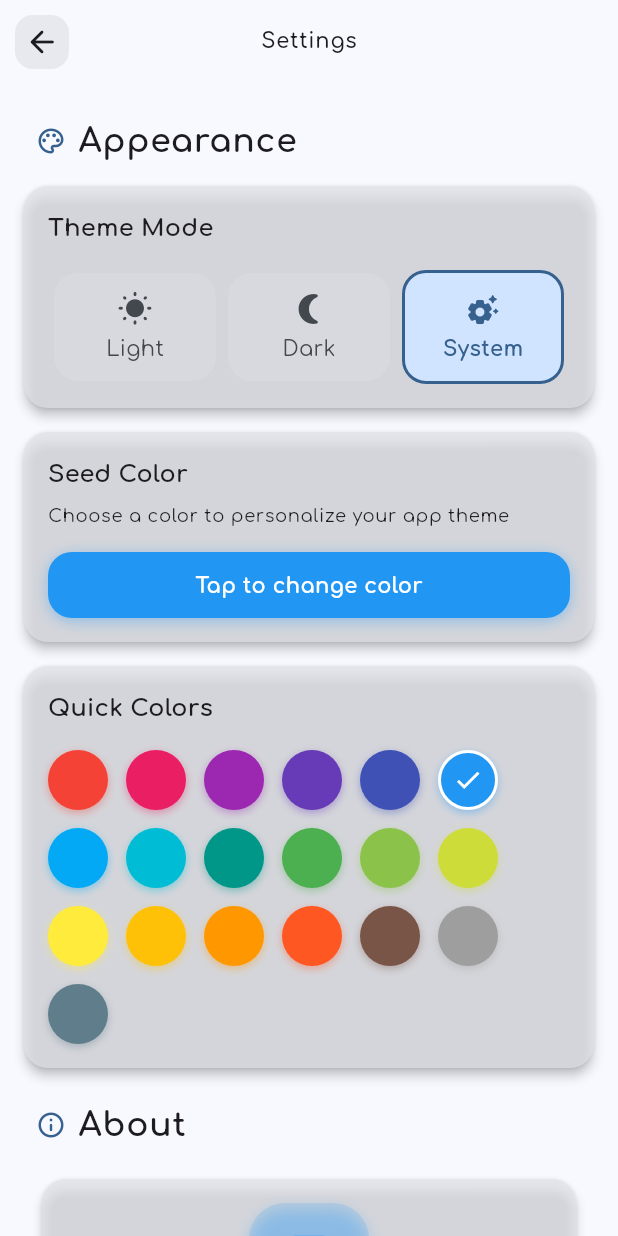
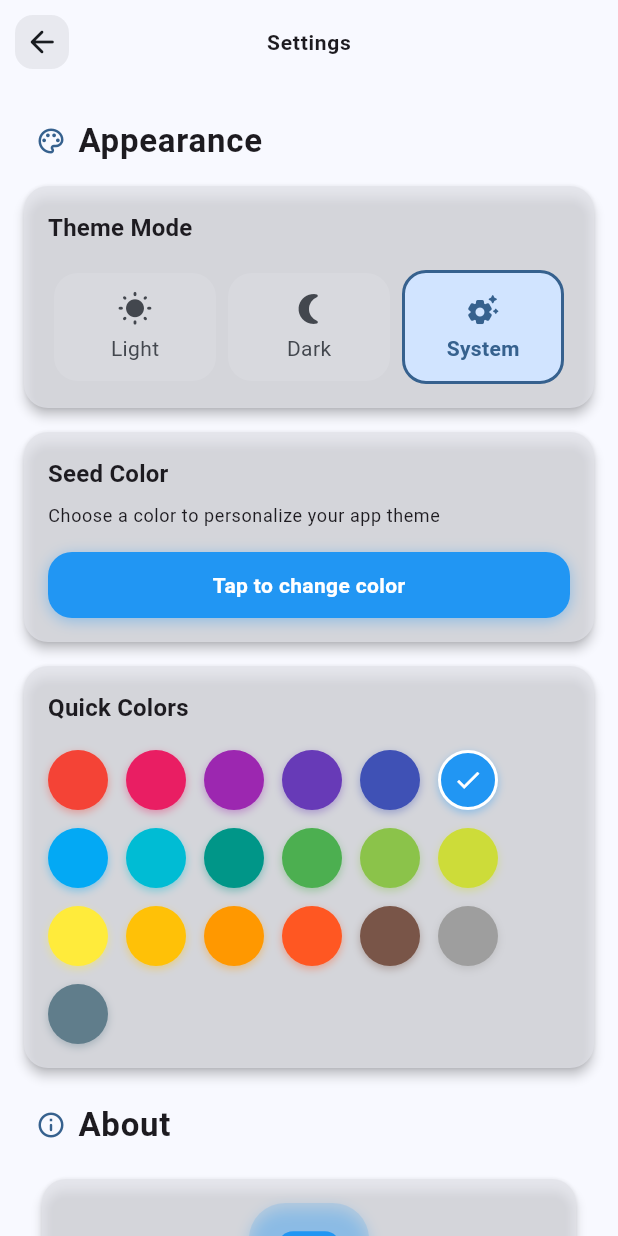
Before and after one commit to rajatmshukla/widdle_reader, a Flutter app: the screen it shows after launch, after a tap on the "settings" icon, on a phone screen of 412 x 824 dp. Run offline on Flutter 3.47's test engine with Material 3 defaults, Android fonts, the phone set to English and light mode, and no system bars; our stand-ins replace audio_service, device_info_plus, file_picker, flutter_colorpicker, google_fonts, just_audio and 5 more; missing offline and left inert: audio_session, flutter_media_metadata.

Commit message:
Media notification enabled and app bar revamp

```diff
--- a/lib/main.dart
+++ b/lib/main.dart
@@ -2,6 +2,7 @@
 import 'package:flutter/material.dart';
 import 'package:provider/provider.dart';
 import 'package:flutter/services.dart';
+import 'package:just_audio_background/just_audio_background.dart';
 
 import 'providers/audiobook_provider.dart';
 import 'providers/theme_provider.dart';
@@ -32,54 +33,32 @@ Future<void> main() async {
     DeviceOrientation.landscapeRight,
   ]);
 
-  // Try to initialize audio service, but don't block app launch if it fails
   try {
-    await initializeAudioService();
+    // First initialize just_audio_background which handles media notifications
+    await JustAudioBackground.init(
+      androidNotificationChannelId: 'com.example.widdle_reader.channel.audio',
+      androidNotificationChannelName: 'Audiobook Playback',
+      androidNotificationOngoing: true,
+      androidStopForegroundOnPause: true,
+      androidShowNotificationBadge: true,
+      fastForwardInterval: const Duration(seconds: 30),
+      rewindInterval: const Duration(seconds: 30),
+      androidNotificationIcon: 'mipmap/ic_launcher',
+      androidNotificationClickStartsActivity: true,
+      notificationColor: const Color(0xFF2196f3),
+    );
+
+    debugPrint("JustAudioBackground initialized successfully.");
+
+    // We'll initialize the audio handler when it's actually needed
+    // instead of at app startup to avoid initialization issues
   } catch (e, stackTrace) {
-    debugPrint("Error initializing audio service in main: $e");
+    debugPrint("Error initializing audio services: $e");
     debugPrint("$stackTrace");
   }
 
   runApp(const MyApp());
   debugPrint("===== main() finished (runApp called) =====");
-}
-
-// Safe initialization function with checks to prevent multiple initializations
-Future<bool> initializeAudioService() async {
-  // If already initialized, return true
-  if (_audioServiceInitialized) {
-    debugPrint("Audio service already initialized.");
-    return true;
-  }
-
-  // If currently initializing, wait and return the result
-  if (_isInitializing) {
-    debugPrint("Audio service initialization already in progress. Waiting...");
-    // Wait for up to 5 seconds for initialization to complete
-    for (int i = 0; i < 50; i++) {
-      await Future.delayed(const Duration(milliseconds: 100));
-      if (_audioServiceInitialized) {
-        return true;
-      }
-    }
-    throw Exception("Timeout waiting for audio service initialization");
-  }
-
-  // Start initialization
-  _isInitializing = true;
-  try {
-    debugPrint("Starting audio service initialization...");
-    await initAudioService();
-    _audioServiceInitialized = true;
-    debugPrint("Audio service initialized successfully!");
-    return true;
-  } catch (e) {
-    debugPrint("Failed to initialize audio service: $e");
-    _isInitializing = false;
-    rethrow;
-  } finally {
-    _isInitializing = false;
-  }
 }
 
 class MyApp extends StatelessWidget {
--- a/lib/models/audiobook.dart
+++ b/lib/models/audiobook.dart
@@ -4,6 +4,7 @@ import 'chapter.dart';
 class Audiobook {
   final String id; // Use folder path as unique ID
   final String title;
+  final String? author; // Add author field
   final List<Chapter> chapters;
   Duration totalDuration;
   Uint8List? coverArt; // Store cover art data
@@ -11,6 +12,7 @@ class Audiobook {
   Audiobook({
     required this.id,
     required this.title,
+    this.author, // Add author parameter to constructor
     required this.chapters,
     this.totalDuration = Duration.zero,
     this.coverArt,
--- a/lib/screens/library_screen.dart
+++ b/lib/screens/library_screen.dart
@@ -4,6 +4,7 @@ import 'package:provider/provider.dart';
 import '../providers/audiobook_provider.dart';
 import '../providers/theme_provider.dart';
 import '../widgets/audiobook_tile.dart';
+import '../widgets/app_logo.dart';
 import '../models/audiobook.dart';
 import '../services/storage_service.dart';
 import '../theme.dart';
@@ -400,31 +401,28 @@ class _LibraryScreenState extends State<LibraryScreen>
     return Scaffold(
       extendBodyBehindAppBar: true,
       appBar: AppBar(
-        title: const Text(
-          'Widdle Reader',
-          style: TextStyle(
-            fontWeight: FontWeight.w700,
-            letterSpacing: 0.5,
-            fontSize: 16,
-          ),
+        elevation: 0,
+        backgroundColor: Colors.transparent,
+        title: Row(
+          children: [
+            SizedBox(
+              width: 40,
+              height: 40,
+              child: const AppLogo(size: 40, showTitle: false),
+            ),
+            const SizedBox(width: 12),
+            Text(
+              "Widdle Reader",
+              style: TextStyle(
+                fontSize: 18,
+                fontWeight: FontWeight.bold,
+                color: colorScheme.onSurface,
+              ),
+            ),
+          ],
         ),
-        backgroundColor: colorScheme.surface.withOpacity(0.7),
-        leading: IconButton(
-          icon: Container(
-            padding: const EdgeInsets.all(6),
-            decoration: BoxDecoration(
-              color: colorScheme.surfaceContainerHighest.withOpacity(0.7),
-              borderRadius: BorderRadius.circular(12),
-            ),
-            child: const Icon(Icons.settings),
-          ),
-          tooltip: "Settings",
-          onPressed: () async {
-            await Navigator.pushNamed(context, '/settings');
-            // Refresh when returning from settings
-            _refreshLibrary();
-          },
-        ),
+        leadingWidth: 0,
+        leading: const SizedBox.shrink(),
         actions: [
           // Refresh button
           AnimatedSwitcher(
@@ -441,11 +439,36 @@ class _LibraryScreenState extends State<LibraryScreen>
                       ),
                     )
                     : IconButton(
-                      icon: const Icon(Icons.refresh_rounded),
+                      icon: Container(
+                        padding: const EdgeInsets.all(6),
+                        decoration: BoxDecoration(
+                          color: colorScheme.surfaceContainerHighest.withOpacity(0.5),
+                          borderRadius: BorderRadius.circular(12),
+                        ),
+                        child: const Icon(Icons.refresh_rounded),
+                      ),
                       tooltip: "Refresh Library",
                       onPressed: () => provider.loadAudiobooks(),
                     ),
           ),
+          // Settings button
+          IconButton(
+            icon: Container(
+              padding: const EdgeInsets.all(6),
+              decoration: BoxDecoration(
+                color: colorScheme.surfaceContainerHighest.withOpacity(0.5),
+                borderRadius: BorderRadius.circular(12),
+              ),
+              child: const Icon(Icons.settings),
+            ),
+            tooltip: "Settings",
+            onPressed: () async {
+              await Navigator.pushNamed(context, '/settings');
+              // Refresh when returning from settings
+              _refreshLibrary();
+            },
+          ),
+          const SizedBox(width: 8), // Add some padding at the end
         ],
       ),
       body: Container(
@@ -609,7 +632,7 @@ class _LibraryScreenState extends State<LibraryScreen>
     return GridView.builder(
       padding: const EdgeInsets.only(
         bottom: 100,
-        top: 100, // Padding for app bar
+        top: 80, // Padding for transparent app bar
         left: 8,
         right: 8,
       ),
@@ -643,7 +666,7 @@ class _LibraryScreenState extends State<LibraryScreen>
     return ListView.builder(
       padding: const EdgeInsets.only(
         bottom: 100,
-        top: 100, // Padding for app bar
+        top: 80, // Padding for transparent app bar
       ),
       physics: const BouncingScrollPhysics(),
       itemCount: provider.audiobooks.length,
--- a/lib/theme.dart
+++ b/lib/theme.dart
@@ -11,8 +11,8 @@ class AppTheme {
       brightness: Brightness.light,
     );
 
-    // Create Comfortaa text theme
-    final textTheme = GoogleFonts.comfortaaTextTheme(
+    // Create Roboto text theme
+    final textTheme = GoogleFonts.robotoTextTheme(
       ThemeData.light().textTheme,
     );
 
@@ -27,8 +27,8 @@ class AppTheme {
       brightness: Brightness.dark,
     );
 
-    // Create Comfortaa text theme
-    final textTheme = GoogleFonts.comfortaaTextTheme(
+    // Create Roboto text theme
+    final textTheme = GoogleFonts.robotoTextTheme(
       ThemeData.dark().textTheme,
     );
 
--- a/lib/widgets/app_logo.dart
+++ b/lib/widgets/app_logo.dart
@@ -27,11 +27,12 @@ class AppLogo extends StatelessWidget {
 
     return Column(
       mainAxisSize: MainAxisSize.min,
+      mainAxisAlignment: MainAxisAlignment.center,
       children: [
         Container(
           width: size,
           height: size,
-          padding: EdgeInsets.all(size * 0.12),
+          padding: EdgeInsets.all(size * 0.06),
           decoration: BoxDecoration(
             color: secondaryColor.withOpacity(0.15),
             borderRadius: BorderRadius.circular(size * 0.3),
@@ -44,7 +45,7 @@ class AppLogo extends StatelessWidget {
             ],
           ),
           child: CustomPaint(
-            size: Size(size * 0.75, size * 0.75),
+            size: Size(size * 0.88, size * 0.88),
             painter: SmileyBookHeadphonesPainter(
               primaryColor: primaryColor,
               secondaryColor: secondaryColor,
--- a/pubspec.yaml
+++ b/pubspec.yaml
@@ -35,7 +35,7 @@ dependencies:
   just_audio_background: ^0.0.1-beta.10
   audio_service: ^0.18.17
   file_picker: ^10.0.0
-  path_provider: ^2.1.1
+  path_provider: ^2.1.5
   shared_preferences: ^2.2.2
   provider: ^6.1.1
   permission_handler: ^11.1.0
```
Also changed, not shown: lib/models/chapter.dart (+11 -4 lines), lib/services/audio_handler.dart (+20 -5 lines), lib/services/simple_audio_service.dart (+143 -47 lines), 5 other files.
